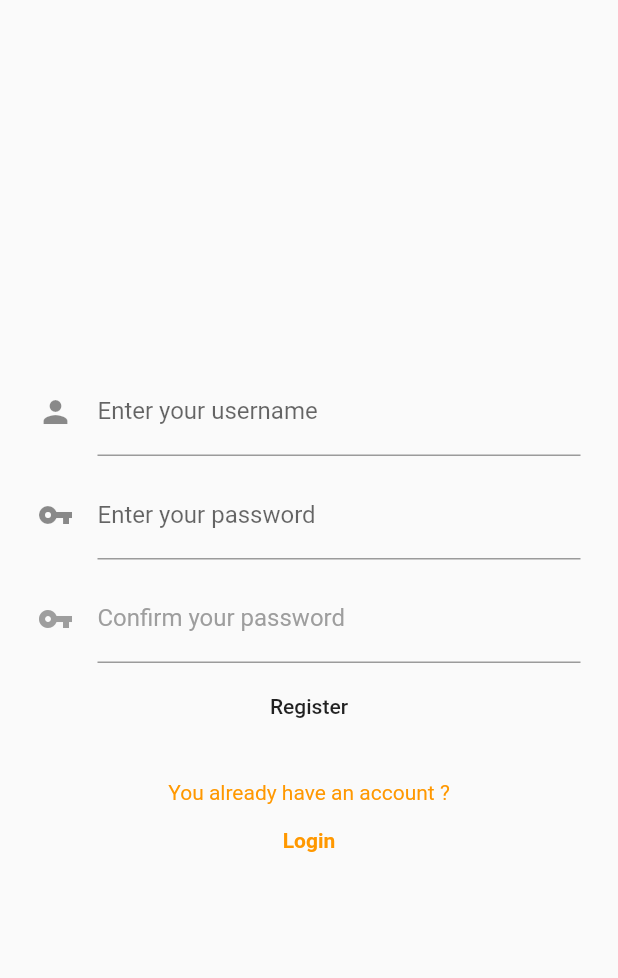
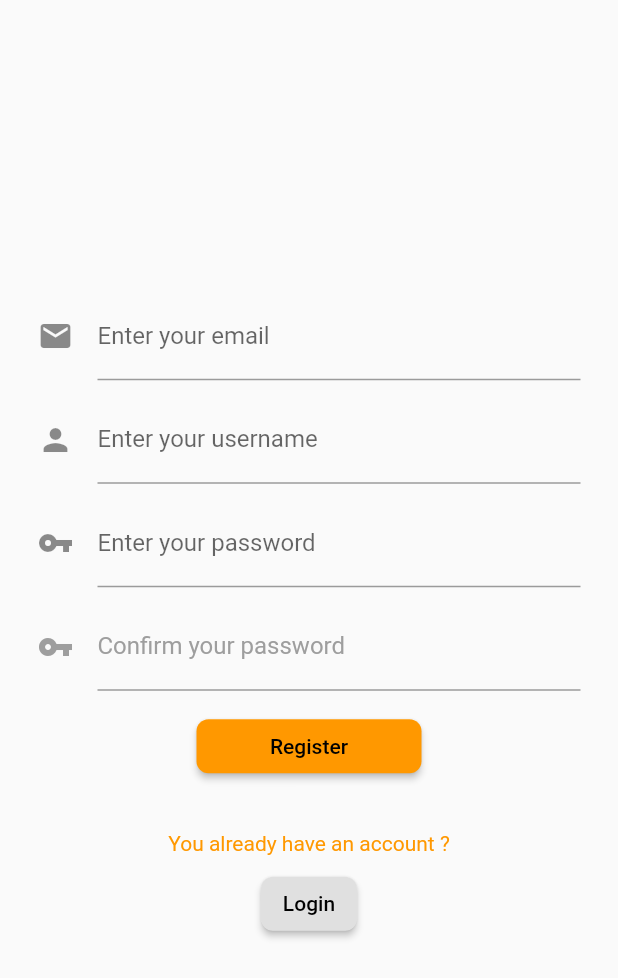
Before and after one commit to LRipi/EisenhowerMatrix, a Flutter app: the RegisterPage screen opened directly, after a tap on "Register", on a phone screen of 412 x 824 dp. Shown: the top 978 px of the screen. Run offline on Flutter 3.47's test engine with Material 2 defaults, Android fonts, the phone set to English and light mode, and no system bars; network calls fail.

Commit message:
DEV - Add fully functional register page

```diff
--- a/lib/Authentification/register.dart
+++ b/lib/Authentification/register.dart
@@ -10,6 +10,7 @@ class RegisterPage extends StatefulWidget {
 class _RegisterPageState extends State<RegisterPage>
 {
   final _usernamecontroller = TextEditingController();
+  final _mailcontroller = TextEditingController();
   final _passwordcontroller = TextEditingController();
   final _passwordconfirmcontroller = TextEditingController();
   bool error = false;
@@ -27,6 +28,16 @@ class _RegisterPageState extends State<RegisterPage>
         child: Column(
           mainAxisAlignment: MainAxisAlignment.center,
           children: <Widget>[
+            Padding(
+              padding: EdgeInsets.symmetric(horizontal: 25.0, vertical: 5.0),
+              child: TextField(
+                controller: _mailcontroller,
+                decoration: new InputDecoration(
+                    labelText: "Enter your email",
+                    icon: Icon(Icons.mail),
+                  ),
+                )
+            ),
             Padding(
               padding: EdgeInsets.symmetric(horizontal: 25.0, vertical: 5.0),
               child: TextField(
@@ -68,10 +79,29 @@ class _RegisterPageState extends State<RegisterPage>
                 },
               )
             ),
-            FlatButton(
-              onPressed: () {
+            ButtonBar(
+              mainAxisSize: MainAxisSize.min,
+              buttonMinWidth: 150,
+              children: <Widget>[
+                RaisedButton(
+                  color: Theme.of(context).primaryColor,
+                  child: Text('Register'),
+                  onPressed: () async {
+                    if (_passwordcontroller.text == _passwordconfirmcontroller.text) {
+                      var response = await http.post('http://192.168.1.16:3000/users/create', body: {'name': _usernamecontroller.text, 'login': _mailcontroller.text, 'password': _passwordcontroller.text});
+                      debugPrint('Status Code: ' + response.statusCode.toString() + '\nBody: ' + response.body.toString());
+                      if (response.statusCode == 201)
+                        Navigator.pop(
+                          context,
+                          MaterialPageRoute(builder: (context) => LoginPage(onSignIn: () {},)),
+                        );
+                    }
                   },
-              child: Text('Register'),
+                  shape: RoundedRectangleBorder(
+                      borderRadius: new BorderRadius.circular(8.0),
+                  ),
+                )
+              ],
             ),
             Padding(
               padding: EdgeInsets.only(top: 25.0),
@@ -83,20 +113,22 @@ class _RegisterPageState extends State<RegisterPage>
                       color: Theme.of(context).primaryColor,
                     )
                   ),
-                  FlatButton(
+                  ButtonBar(
+                    mainAxisSize: MainAxisSize.min,
+                    children: <Widget>[
+                      RaisedButton(
+                        child: Text('Login'),
                         onPressed: () {
-                      Navigator.push(
+                          Navigator.pop(
                             context,
                             MaterialPageRoute(builder: (context) => LoginPage(onSignIn: () {},)),
                           );
                         },
-                    child: Text(
-                      'Login',
-                      style: TextStyle(
-                        color: Theme.of(context).accentColor,
-                        fontWeight: FontWeight.bold
+                        shape: RoundedRectangleBorder(
+                          borderRadius: new BorderRadius.circular(8.0),
                         )
-                    ),
+                      )
+                    ],
                   )
                 ],
               )
```
Lines whose indentation alone changed are shown as unchanged.
